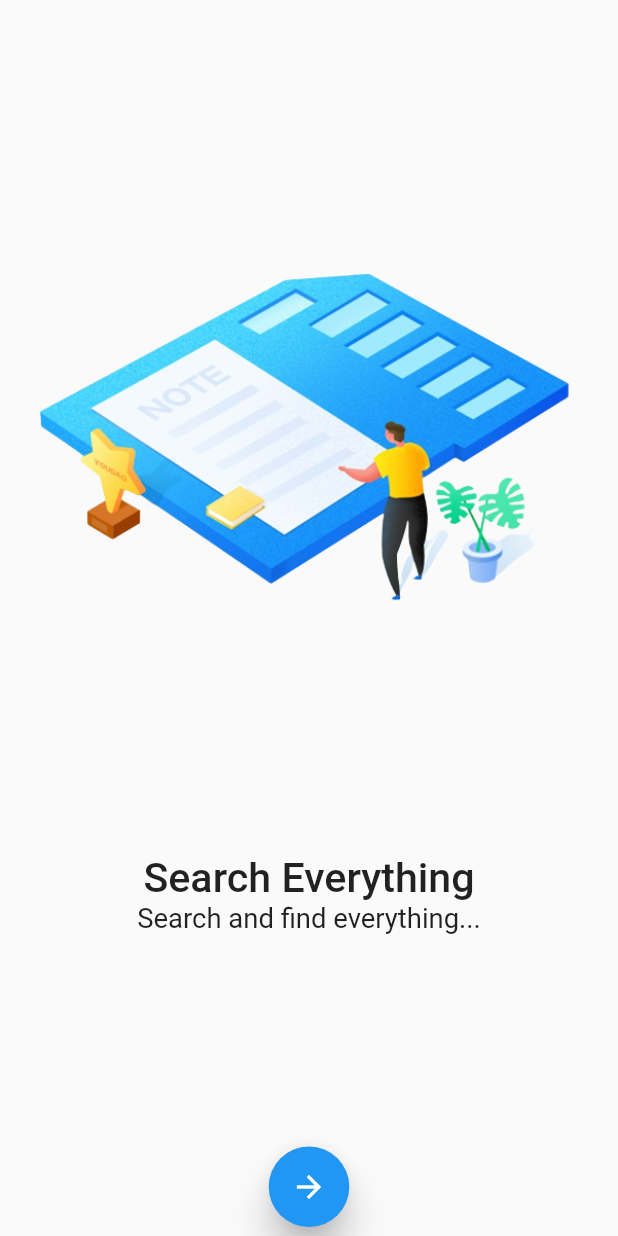
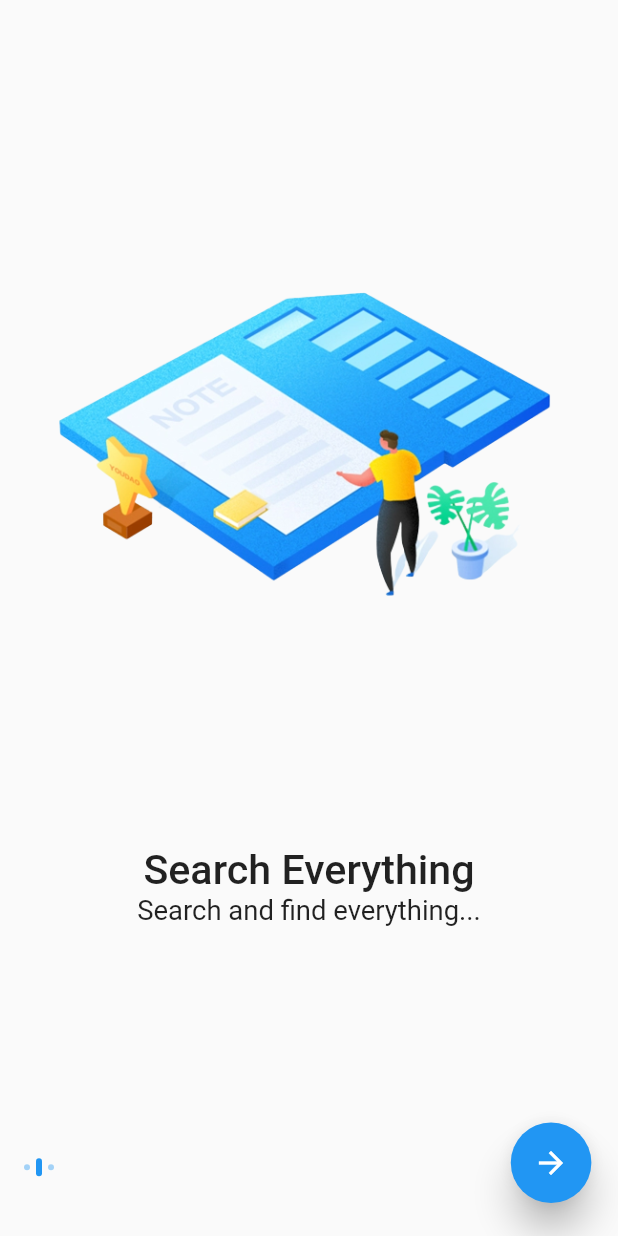
Before and after one commit to ecembostancioglu/note_fb, a Flutter app: the screen it shows after launch, after a tap on the "arrow forward" icon, on a phone screen of 412 x 824 dp. Run offline on Flutter 3.47's test engine with Material 2 defaults, Android fonts, the light colour scheme and no system bars; our stand-ins replace another_flushbar, cloud_firestore, easy_localization, email_validator, firebase_auth, firebase_core and 6 more; accounts and stored records are empty.

Commit message:
Created dot indicator widget

```diff
--- a/lib/onboarding_view/onboard_view.dart
+++ b/lib/onboarding_view/onboard_view.dart
@@ -1,5 +1,6 @@
 import 'package:flutter/material.dart';
 import 'package:flutter_screenutil/flutter_screenutil.dart';
+import 'package:todo_fb/onboarding_view/widgets/dot_indicator.dart';
 import 'package:todo_fb/onboarding_view/widgets/onboard_content.dart';
 import 'models/onboard.dart';
 
@@ -12,6 +13,7 @@ class OnBoardView extends StatefulWidget {
 
 class _OnBoardViewState extends State<OnBoardView> {
   late PageController _pageController;
+  int _pageIndex=0;
 
   @override
   void initState() {
@@ -29,12 +31,19 @@ class _OnBoardViewState extends State<OnBoardView> {
   Widget build(BuildContext context) {
     return Scaffold(
       body: SafeArea(
+        child: Padding(
+          padding: const EdgeInsets.all(16.0),
           child: Column(
             children: [
               Expanded(
                 child: PageView.builder(
                   itemCount:contents.length,
                   controller: _pageController,
+                  onPageChanged: (index){
+                    setState(() {
+                      _pageIndex=index;
+                    });
+                  },
                   itemBuilder: (context,index)=>
                       OnboardContent(
                           image:contents[index].image,
@@ -42,6 +51,15 @@ class _OnBoardViewState extends State<OnBoardView> {
                           description:contents[index].description),
                 ),
               ),
+              Row(
+                children: [
+                  ...List.generate(contents.length,
+                          (index) => Padding(
+                            padding: const EdgeInsets.only(right: 4),
+                            child: DotIndicator(isActive: index==_pageIndex),
+
+                          )),
+                  const Spacer(),
                   SizedBox(
                     height: 50.h,
                     width: 50.w,
@@ -60,8 +78,11 @@ class _OnBoardViewState extends State<OnBoardView> {
                         child:const Icon(Icons.arrow_forward),
                       ),
                     ),
+                  ),
+                ],
               )
             ],
+          ),
         ),
       ),
     );
--- /dev/null
+++ b/lib/onboarding_view/widgets/dot_indicator.dart
@@ -0,0 +1,25 @@
+import 'package:flutter/material.dart';
+
+class DotIndicator extends StatelessWidget {
+  const DotIndicator({
+    Key? key,
+    this.isActive=false
+  }) : super(key: key);
+
+  final bool isActive;
+
+  @override
+  Widget build(BuildContext context) {
+    return AnimatedContainer(
+      duration:const Duration(milliseconds:400),
+      height: isActive ? 12 : 4,
+      width: 4,
+      decoration:BoxDecoration(
+          color: isActive
+              ? Colors.blue
+              : Colors.blue.withOpacity(0.4),
+          borderRadius:const BorderRadius.all(Radius.circular(12))
+      ),
+    );
+  }
+}
```
Lines whose indentation alone changed are shown as unchanged.
